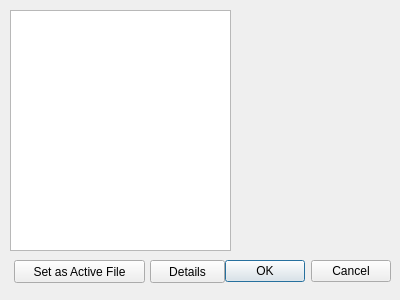
Old version of the form OpenCK/UI/datawindow.ui in the repository Open-CK/OpenCK.
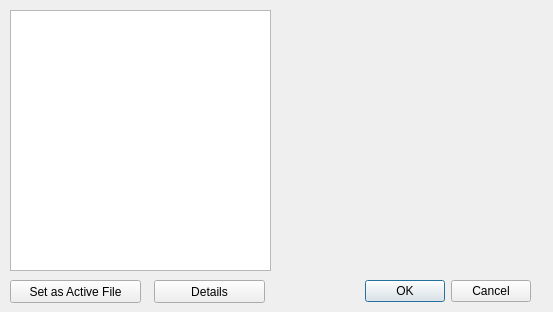
New version of the form.

The edit to the form file:
```diff
--- a/OpenCK/UI/datawindow.ui
+++ b/OpenCK/UI/datawindow.ui
@@ -6,8 +6,8 @@
    <rect>
     <x>0</x>
     <y>0</y>
-    <width>400</width>
-    <height>300</height>
+    <width>553</width>
+    <height>312</height>
    </rect>
   </property>
   <property name="windowTitle">
@@ -16,9 +16,9 @@
   <widget class="QDialogButtonBox" name="buttonBox">
    <property name="geometry">
     <rect>
-     <x>140</x>
-     <y>260</y>
-     <width>251</width>
+     <x>240</x>
+     <y>280</y>
+     <width>291</width>
      <height>23</height>
     </rect>
    </property>
@@ -32,9 +32,9 @@
   <widget class="QPushButton" name="detailsButton">
    <property name="geometry">
     <rect>
-     <x>150</x>
-     <y>260</y>
-     <width>75</width>
+     <x>154</x>
+     <y>280</y>
+     <width>111</width>
      <height>23</height>
     </rect>
    </property>
@@ -45,8 +45,8 @@
   <widget class="QPushButton" name="makeActiveButton">
    <property name="geometry">
     <rect>
-     <x>14</x>
-     <y>260</y>
+     <x>10</x>
+     <y>280</y>
      <width>131</width>
      <height>23</height>
     </rect>
@@ -60,8 +60,8 @@
     <rect>
      <x>10</x>
      <y>10</y>
-     <width>221</width>
-     <height>241</height>
+     <width>261</width>
+     <height>261</height>
     </rect>
    </property>
   </widget>
```
